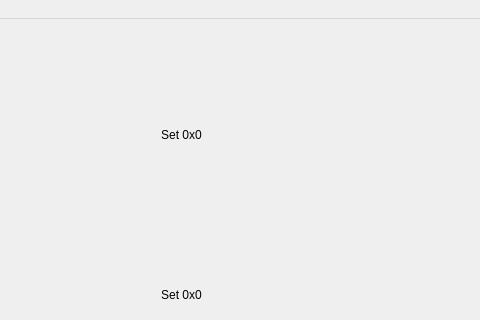
Old version of the form ui/mainwindow.ui in the repository MoisesAPC/PPP; both pictures show x 114 to 594 and y 0 to 320 of the 594 by 717 pixel window.
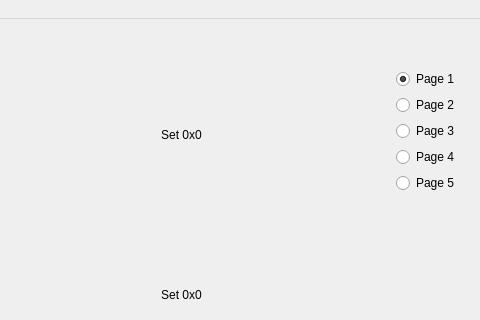
New version of the form. Icons and pictures are not drawn.

Commit message: Page switch component added

Patch:
```diff
--- a/ui/mainwindow.ui
+++ b/ui/mainwindow.ui
@@ -150,6 +150,56 @@
        </item>
       </layout>
      </widget>
+     <widget class="QWidget" name="verticalLayoutWidget_4">
+      <property name="geometry">
+       <rect>
+        <x>500</x>
+        <y>40</y>
+        <width>61</width>
+        <height>126</height>
+       </rect>
+      </property>
+      <layout class="QVBoxLayout" name="vlEventFlagPageSelect">
+       <item>
+        <widget class="QRadioButton" name="rbEventFlagPage1">
+         <property name="text">
+          <string>Page 1</string>
+         </property>
+         <property name="checked">
+          <bool>true</bool>
+         </property>
+        </widget>
+       </item>
+       <item>
+        <widget class="QRadioButton" name="rbEventFlagPage2">
+         <property name="text">
+          <string>Page 2</string>
+         </property>
+        </widget>
+       </item>
+       <item>
+        <widget class="QRadioButton" name="rbEventFlagPage3">
+         <property name="text">
+          <string>Page 3</string>
+         </property>
+        </widget>
+       </item>
+       <item>
+        <widget class="QRadioButton" name="rbEventFlagPage4">
+         <property name="text">
+          <string>Page 4</string>
+         </property>
+        </widget>
+       </item>
+       <item>
+        <widget class="QRadioButton" name="rbEventFlagPage5">
+         <property name="text">
+          <string>Page 5</string>
+         </property>
+        </widget>
+       </item>
+      </layout>
+     </widget>
     </widget>
     <widget class="QWidget" name="pageItems">
      <widget class="QWidget" name="gridLayoutWidget_9">
```
